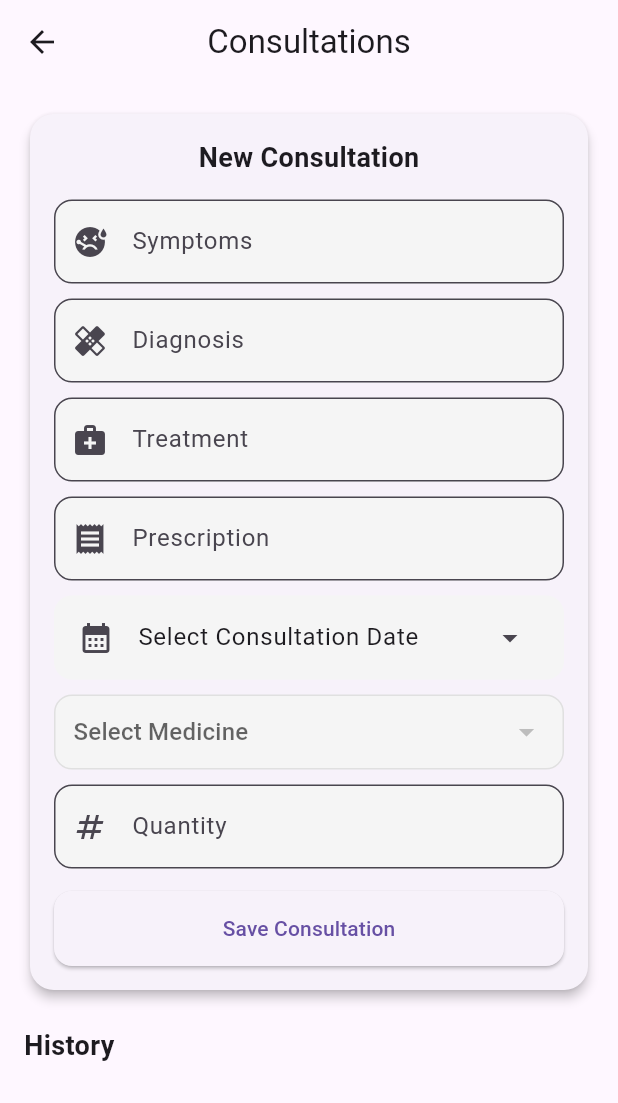
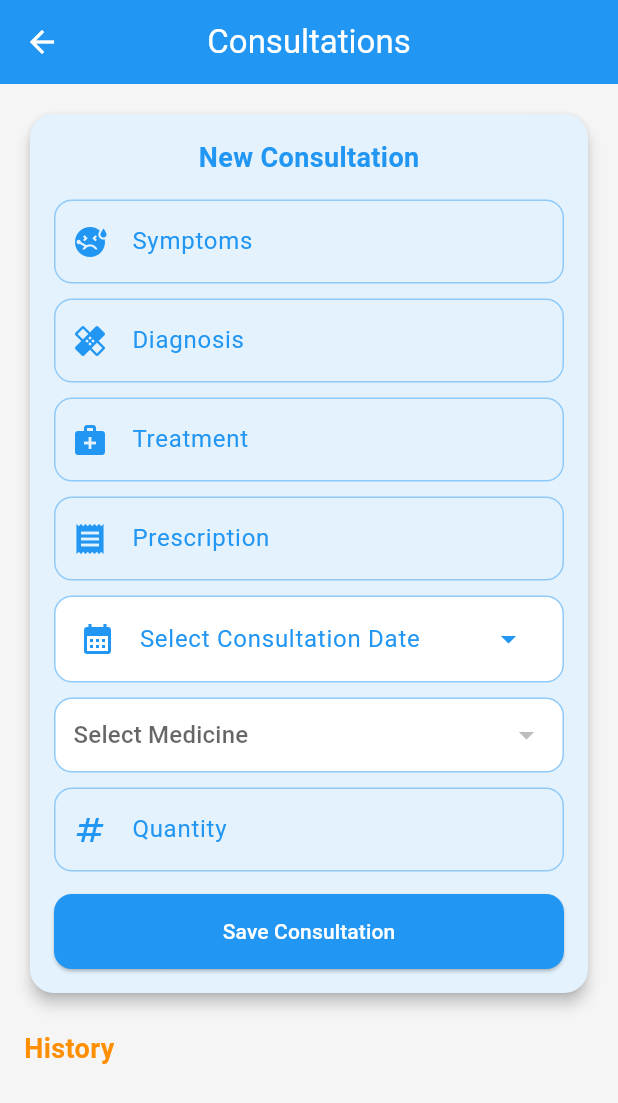
Before and after one commit to benedict003/bhcims_app, a Flutter app: the ConsultationsScreen screen opened directly with empty values, on a phone screen of 412 x 824 dp. Shown: the top 1103 px of the screen. Run offline on Flutter 3.47's test engine with Material 3 defaults, Android fonts, the phone set to English and light mode, and no system bars; our stand-ins replace shared_preferences; accounts and stored records are empty; network calls fail.

Commit message:
consultation- color - update

```diff
--- a/lib/screens/consultations_screen.dart
+++ b/lib/screens/consultations_screen.dart
@@ -93,21 +93,38 @@ class _ConsultationsScreenState extends State<ConsultationsScreen> {
     });
   }
 
+  // 🎨 INPUT STYLE (BLUE THEME)
   InputDecoration _inputStyle(String label, IconData icon) {
     return InputDecoration(
       labelText: label,
-      prefixIcon: Icon(icon),
-      border: OutlineInputBorder(borderRadius: BorderRadius.circular(12)),
+      prefixIcon: Icon(icon, color: Colors.blue),
+
+      labelStyle: const TextStyle(color: Colors.blue),
+
       filled: true,
-      fillColor: Colors.grey[100],
+      fillColor: Colors.blue.shade50,
+
+      focusedBorder: OutlineInputBorder(
+        borderRadius: BorderRadius.circular(12),
+        borderSide: const BorderSide(color: Colors.blue, width: 2),
+      ),
+
+      enabledBorder: OutlineInputBorder(
+        borderRadius: BorderRadius.circular(12),
+        borderSide: BorderSide(color: Colors.blue.shade200),
+      ),
     );
   }
 
   @override
   Widget build(BuildContext context) {
     return Scaffold(
+      backgroundColor: Colors.grey.shade100,
+
       appBar: AppBar(
         title: const Text("Consultations"),
+        backgroundColor: Colors.blue,
+        foregroundColor: Colors.white,
         centerTitle: true,
       ),
 
@@ -120,9 +137,10 @@ class _ConsultationsScreenState extends State<ConsultationsScreen> {
             crossAxisAlignment: CrossAxisAlignment.start,
             children: [
 
-              // ================= FORM CARD =================
+              // 💙 FORM CARD
               Card(
-                elevation: 3,
+                elevation: 4,
+                color: Colors.blue.shade50,
                 shape: RoundedRectangleBorder(
                   borderRadius: BorderRadius.circular(16),
                 ),
@@ -136,6 +154,7 @@ class _ConsultationsScreenState extends State<ConsultationsScreen> {
                         style: TextStyle(
                           fontSize: 18,
                           fontWeight: FontWeight.bold,
+                          color: Colors.blue,
                         ),
                       ),
 
@@ -155,43 +174,52 @@ class _ConsultationsScreenState extends State<ConsultationsScreen> {
 
                       TextField(
                         controller: treatment,
-                        decoration: _inputStyle("Treatment", Icons.medical_services),
+                        decoration:
+                        _inputStyle("Treatment", Icons.medical_services),
                       ),
                       const SizedBox(height: 10),
 
                       TextField(
                         controller: prescription,
-                        decoration: _inputStyle("Prescription", Icons.receipt),
+                        decoration:
+                        _inputStyle("Prescription", Icons.receipt),
                       ),
                       const SizedBox(height: 10),
 
-                      // DATE PICKER
+                      // 📅 DATE PICKER
                       Container(
                         decoration: BoxDecoration(
+                          color: Colors.white,
                           borderRadius: BorderRadius.circular(12),
-                          color: Colors.grey[100],
+                          border: Border.all(color: Colors.blue.shade200),
                         ),
                         child: ListTile(
-                          leading: const Icon(Icons.calendar_month),
+                          leading:
+                          const Icon(Icons.calendar_month, color: Colors.blue),
                           title: Text(
                             selectedDate == null
                                 ? "Select Consultation Date"
-                                : selectedDate!.toLocal().toString().split(' ')[0],
+                                : selectedDate!
+                                .toLocal()
+                                .toString()
+                                .split(' ')[0],
+                            style: const TextStyle(color: Colors.blue),
                           ),
-                          trailing: const Icon(Icons.arrow_drop_down),
+                          trailing:
+                          const Icon(Icons.arrow_drop_down, color: Colors.blue),
                           onTap: pickDate,
                         ),
                       ),
 
                       const SizedBox(height: 10),
 
-                      // MEDICINE DROPDOWN
+                      // 💊 MEDICINE DROPDOWN
                       Container(
                         padding: const EdgeInsets.symmetric(horizontal: 12),
                         decoration: BoxDecoration(
+                          color: Colors.white,
                           borderRadius: BorderRadius.circular(12),
-                          color: Colors.grey[100],
-                          border: Border.all(color: Colors.grey.shade300),
+                          border: Border.all(color: Colors.blue.shade200),
                         ),
                         child: DropdownButton<int>(
                           value: selectedMedicine,
@@ -226,6 +254,8 @@ class _ConsultationsScreenState extends State<ConsultationsScreen> {
                         child: ElevatedButton(
                           onPressed: create,
                           style: ElevatedButton.styleFrom(
+                            backgroundColor: Colors.blue,
+                            foregroundColor: Colors.white,
                             shape: RoundedRectangleBorder(
                               borderRadius: BorderRadius.circular(12),
                             ),
@@ -237,20 +267,22 @@ class _ConsultationsScreenState extends State<ConsultationsScreen> {
                   ),
                 ),
               ),
-//
+
               const SizedBox(height: 20),
 
-              const Text(
+              // 💛 HISTORY TITLE
+              Text(
                 "History",
                 style: TextStyle(
                   fontSize: 18,
                   fontWeight: FontWeight.bold,
+                  color: Colors.amber.shade800,
                 ),
               ),
 
               const SizedBox(height: 10),
 
-              // ================= LIST =================
+              // 📋 LIST
               ListView.builder(
                 shrinkWrap: true,
                 physics: const NeverScrollableScrollPhysics(),
@@ -260,16 +292,24 @@ class _ConsultationsScreenState extends State<ConsultationsScreen> {
 
                   return Card(
                     margin: const EdgeInsets.only(bottom: 10),
+                    color: Colors.white,
                     shape: RoundedRectangleBorder(
                       borderRadius: BorderRadius.circular(12),
                     ),
                     child: ListTile(
-                      leading: const CircleAvatar(
-                        child: Icon(Icons.medical_information),
+                      leading: CircleAvatar(
+                        backgroundColor: Colors.blue.shade100,
+                        child: const Icon(
+                          Icons.medical_information,
+                          color: Colors.blue,
+                        ),
                       ),
                       title: Text(
                         c.diagnosis,
-                        style: const TextStyle(fontWeight: FontWeight.bold),
+                        style: const TextStyle(
+                          fontWeight: FontWeight.bold,
+                          color: Colors.blue,
+                        ),
                       ),
                       subtitle: Text(
                         "Symptoms: ${c.symptoms}\nDate: ${c.consultationDate}",
```
